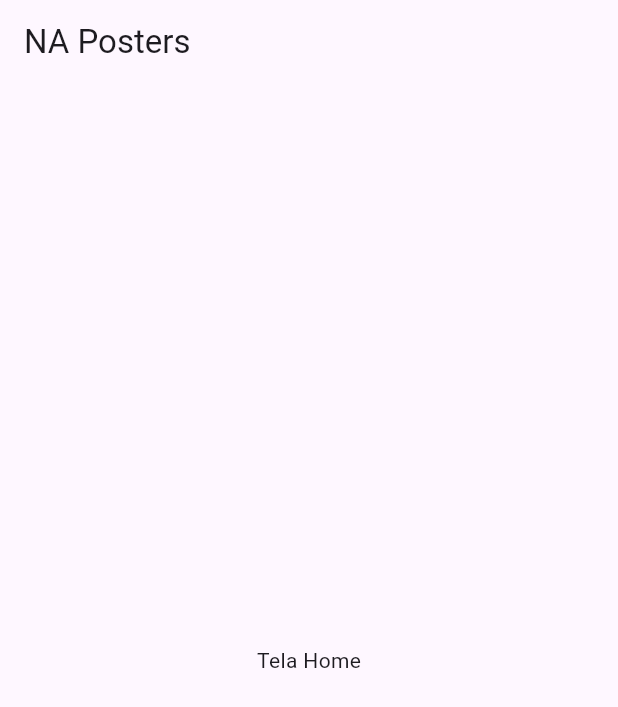
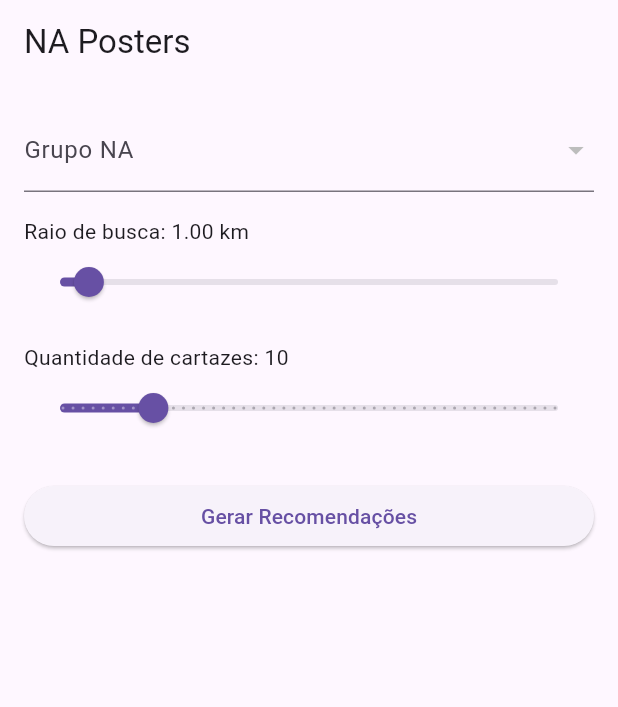
Before and after one commit to fayzerlol/NA-Posters-App, a Flutter app: the screen it shows after launch, on a phone screen of 412 x 824 dp. Shown: the top 707 px of the screen. Run offline on Flutter 3.47's test engine with Material 3 defaults, Android fonts, the phone set to English and light mode, and no system bars; our stand-ins replace sqflite; accounts and stored records are empty.

Commit message:
feat: implement home page UI

```diff
--- a/lib/screens/home_page.dart
+++ b/lib/screens/home_page.dart
@@ -1,7 +1,17 @@
 import 'package:flutter/material.dart';
+import '../models/group.dart';
 
-class HomePage extends StatelessWidget {
+class HomePage extends StatefulWidget {
   const HomePage({Key? key}) : super(key: key);
+
+  @override
+  State<HomePage> createState() => _HomePageState();
+}
+
+class _HomePageState extends State<HomePage> {
+  NaGroup? _selectedGroup;
+  double _radius = 1.0;
+  int _quantity = 10;
 
   @override
   Widget build(BuildContext context) {
@@ -9,8 +19,70 @@ class HomePage extends StatelessWidget {
       appBar: AppBar(
         title: const Text('NA Posters'),
       ),
-      body: const Center(
-        child: Text('Tela Home'),
+      body: Padding(
+        padding: const EdgeInsets.all(16.0),
+        child: Column(
+          crossAxisAlignment: CrossAxisAlignment.start,
+          children: [
+            DropdownButtonFormField<NaGroup>(
+              decoration: const InputDecoration(
+                labelText: 'Grupo NA',
+              ),
+              value: _selectedGroup,
+              items: naGroups.map((group) {
+                return DropdownMenuItem(
+                  value: group,
+                  child: Text(group.name),
+                );
+              }).toList(),
+              onChanged: (value) {
+                setState(() {
+                  _selectedGroup = value;
+                });
+              },
+            ),
+            const SizedBox(height: 16),
+            Text('Raio de busca: ${_radius.toStringAsFixed(2)} km'),
+            Slider(
+              value: _radius,
+              min: 0.5,
+              max: 10.0,
+              divisions: 95,
+              label: _radius.toStringAsFixed(2),
+              onChanged: (value) {
+                setState(() {
+                  _radius = value;
+                });
+              },
+            ),
+            const SizedBox(height: 16),
+            Text('Quantidade de cartazes: $_quantity'),
+            Slider(
+              value: _quantity.toDouble(),
+              min: 1,
+              max: 50,
+              divisions: 49,
+              label: '$_quantity',
+              onChanged: (value) {
+                setState(() {
+                  _quantity = value.round();
+                });
+              },
+            ),
+            const SizedBox(height: 24),
+            SizedBox(
+              width: double.infinity,
+              child: ElevatedButton(
+                onPressed: () {
+                  ScaffoldMessenger.of(context).showSnackBar(
+                    const SnackBar(content: Text('Funcionalidade em desenvolvimento')),
+                  );
+                },
+                child: const Text('Gerar Recomendações'),
+              ),
+            ),
+          ],
+        ),
       ),
     );
   }
```
